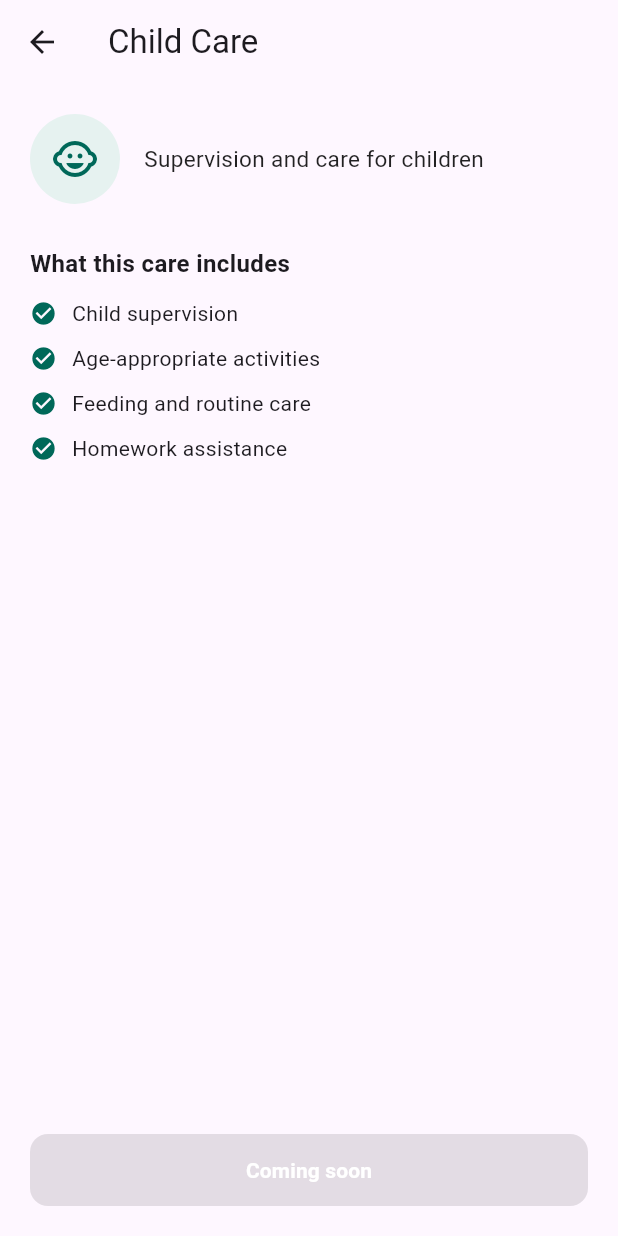
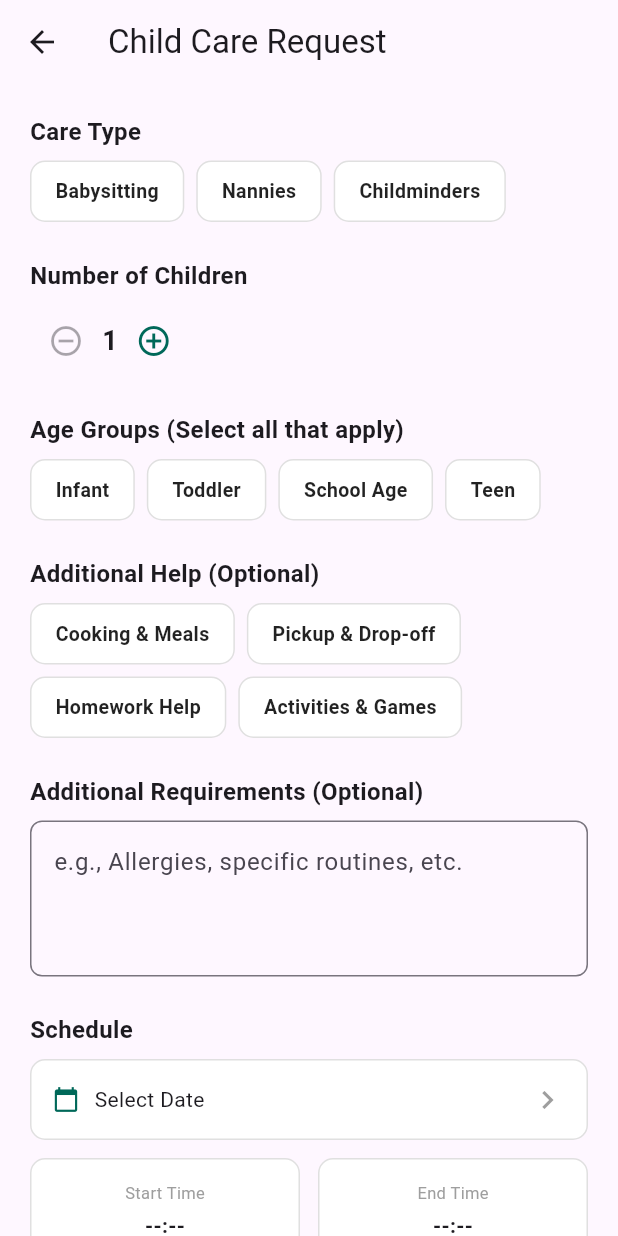
Before and after one commit to qschm20/care-providing-platform, a Flutter app: the CustomerHomeScreen screen opened directly, after a tap on "Child Care", on a phone screen of 412 x 824 dp. Run offline on Flutter 3.47's test engine with Material 3 defaults, Android fonts, the light colour scheme and no system bars; our stand-ins replace flutter_map, flutter_riverpod, geolocator, latlong2; network calls fail.

Commit message:
feat: Complete Increment 4 - Customer Care Requests
- Add 4 category-specific request forms (Senior, Child, Pet, Special Needs)
- Implement reusable components (ScheduleWidget, SelectionChip, NumberStepper)
- Add Review Request screen with validation
- Integrate My Requests screen with real backend data
- Update navigation to route directly to forms
- Add ProviderProfile database model (Increment 3 prep)
- E2E tested with PostgreSQL backend

```diff
--- a/care/lib/features/customer/views/care_category_details_screen.dart
+++ /dev/null
@@ -1,91 +0,0 @@
-import 'package:flutter/material.dart';
-import '../models/care_category.dart';
-import 'senior_care_form_screen.dart';
-
-class CareCategoryDetailsScreen extends StatelessWidget {
-  final CareCategory category;
-
-  const CareCategoryDetailsScreen({super.key, required this.category});
-
-  @override
-  Widget build(BuildContext context) {
-    const primaryColor = Color(0xFF006859);
-    final bool isSeniorCare = category.name == 'Senior Care';
-
-    return Scaffold(
-      appBar: AppBar(title: Text(category.name)),
-      body: Padding(
-        padding: const EdgeInsets.all(20),
-        child: Column(
-          crossAxisAlignment: CrossAxisAlignment.start,
-          children: [
-            Row(
-              children: [
-                Container(
-                  padding: const EdgeInsets.all(14),
-                  decoration: const BoxDecoration(
-                    color: Color(0xFFE6F2F0),
-                    shape: BoxShape.circle,
-                  ),
-                  child: Icon(category.icon, color: primaryColor, size: 32),
-                ),
-                const SizedBox(width: 16),
-                Expanded(
-                  child: Text(
-                    category.description,
-                    style: const TextStyle(fontSize: 15, color: Colors.black87),
-                  ),
-                ),
-              ],
-            ),
-            const SizedBox(height: 28),
-            const Text(
-              'What this care includes',
-              style: TextStyle(fontSize: 16, fontWeight: FontWeight.bold),
-            ),
-            const SizedBox(height: 12),
-            ...category.details.map(
-              (item) => Padding(
-                padding: const EdgeInsets.only(bottom: 10),
-                child: Row(
-                  children: [
-                    const Icon(Icons.check_circle, color: primaryColor, size: 18),
-                    const SizedBox(width: 10),
-                    Text(item, style: const TextStyle(fontSize: 14)),
-                  ],
-                ),
-              ),
-            ),
-            const Spacer(),
-            SizedBox(
-              width: double.infinity,
-              child: ElevatedButton(
-                onPressed: isSeniorCare
-                    ? () {
-                        Navigator.push(
-                          context,
-                          MaterialPageRoute(
-                            builder: (context) => const SeniorCareFormScreen(),
-                          ),
-                        );
-                      }
-                    : null,
-                style: ElevatedButton.styleFrom(
-                  backgroundColor: primaryColor,
-                  padding: const EdgeInsets.symmetric(vertical: 14),
-                  shape: RoundedRectangleBorder(
-                    borderRadius: BorderRadius.circular(12),
-                  ),
-                ),
-                child: Text(
-                  isSeniorCare ? 'Post a Care Request' : 'Coming soon',
-                  style: const TextStyle(color: Colors.white, fontWeight: FontWeight.bold),
-                ),
-              ),
-            ),
-          ],
-        ),
-      ),
-    );
-  }
-}
--- /dev/null
+++ b/care/lib/features/customer/views/child_care_form_screen.dart
@@ -0,0 +1,203 @@
+import 'package:flutter/material.dart';
+import '../widgets/selection_chip.dart';
+import '../widgets/number_stepper.dart';
+import '../widgets/schedule_widget.dart';
+import 'review_request_screen.dart';
+
+class ChildCareFormScreen extends StatefulWidget {
+  const ChildCareFormScreen({super.key});
+
+  @override
+  State<ChildCareFormScreen> createState() => _ChildCareFormScreenState();
+}
+
+class _ChildCareFormScreenState extends State<ChildCareFormScreen> {
+  // State variables
+  String? _careType;
+  int _numberOfChildren = 1;
+  final Set<String> _ageGroups = {};
+  final Set<String> _additionalHelp = {};
+  final TextEditingController _additionalReqController = TextEditingController();
+
+  // Initialize with empty ScheduleData
+  ScheduleData _scheduleData = const ScheduleData();
+
+  final List<String> _careTypes = ['Babysitting', 'Nannies', 'Childminders'];
+  final List<String> _ageGroupOptions = ['Infant', 'Toddler', 'School Age', 'Teen'];
+  final List<String> _additionalHelpOptions = [
+    'Cooking & Meals',
+    'Pickup & Drop-off',
+    'Homework Help',
+    'Activities & Games',
+  ];
+
+  bool get _isFormValid {
+    return _careType != null &&
+        _scheduleData.date != null &&
+        _scheduleData.startTime != null &&
+        _scheduleData.endTime != null &&
+        _ageGroups.isNotEmpty;
+  }
+
+  void _toggleSetItem(Set<String> set, String item) {
+    setState(() {
+      if (set.contains(item)) {
+        set.remove(item);
+      } else {
+        set.add(item);
+      }
+    });
+  }
+
+  void _proceedToReview() {
+    if (!_isFormValid) return;
+
+    // Build the requirements map for the backend (JSONB)
+    final requirements = {
+      'care_type': _careType,
+      'number_of_children': _numberOfChildren,
+      'age_groups': _ageGroups.toList(),
+      'additional_help': _additionalHelp.toList(),
+      if (_additionalReqController.text.trim().isNotEmpty)
+        'additional_requirements': _additionalReqController.text.trim(),
+    };
+
+    Navigator.push(
+      context,
+      MaterialPageRoute(
+        builder: (context) => ReviewRequestScreen(
+          category: 'child_care',
+          categoryDisplayName: 'Child Care',
+          requirements: requirements,
+          schedule: _scheduleData,
+        ),
+      ),
+    );
+  }
+
+  @override
+  void dispose() {
+    _additionalReqController.dispose();
+    super.dispose();
+  }
+
+  @override
+  Widget build(BuildContext context) {
+    const primaryColor = Color(0xFF006859);
+
+    return Scaffold(
+      appBar: AppBar(title: const Text('Child Care Request')),
+      body: SafeArea(
+        child: SingleChildScrollView(
+          padding: const EdgeInsets.all(20),
+          child: Column(
+            crossAxisAlignment: CrossAxisAlignment.start,
+            children: [
+              // 1. Care Type
+              const Text('Care Type', style: TextStyle(fontSize: 16, fontWeight: FontWeight.bold)),
+              const SizedBox(height: 8),
+              Wrap(
+                spacing: 8,
+                runSpacing: 8,
+                children: _careTypes.map((type) {
+                  return SelectionChip(
+                    label: type,
+                    isSelected: _careType == type,
+                    onTap: () => setState(() => _careType = type),
+                  );
+                }).toList(),
+              ),
+              const SizedBox(height: 24),
+
+              // 2. Number of Children
+              const Text('Number of Children', style: TextStyle(fontSize: 16, fontWeight: FontWeight.bold)),
+              const SizedBox(height: 8),
+              NumberStepper(
+                value: _numberOfChildren,
+                minValue: 1,
+                onChanged: (val) => setState(() => _numberOfChildren = val),
+              ),
+              const SizedBox(height: 24),
+
+              // 3. Age Groups (Multi-select)
+              const Text('Age Groups (Select all that apply)', style: TextStyle(fontSize: 16, fontWeight: FontWeight.bold)),
+              const SizedBox(height: 8),
+              Wrap(
+                spacing: 8,
+                runSpacing: 8,
+                children: _ageGroupOptions.map((age) {
+                  return SelectionChip(
+                    label: age,
+                    isSelected: _ageGroups.contains(age),
+                    onTap: () => _toggleSetItem(_ageGroups, age),
+                  );
+                }).toList(),
+              ),
+              const SizedBox(height: 24),
+
+              // 4. Additional Help (Multi-select)
+              const Text('Additional Help (Optional)', style: TextStyle(fontSize: 16, fontWeight: FontWeight.bold)),
+              const SizedBox(height: 8),
+              Wrap(
+                spacing: 8,
+                runSpacing: 8,
+                children: _additionalHelpOptions.map((help) {
+                  return SelectionChip(
+                    label: help,
+                    isSelected: _additionalHelp.contains(help),
+                    onTap: () => _toggleSetItem(_additionalHelp, help),
+                  );
+                }).toList(),
+              ),
+              const SizedBox(height: 24),
+
+              // 5. Additional Requirements
+              const Text('Additional Requirements (Optional)', style: TextStyle(fontSize: 16, fontWeight: FontWeight.bold)),
+              const SizedBox(height: 8),
+              TextField(
+                controller: _additionalReqController,
+                maxLines: 3,
+                decoration: InputDecoration(
+                  hintText: 'e.g., Allergies, specific routines, etc.',
+                  border: OutlineInputBorder(borderRadius: BorderRadius.circular(8)),
+                  focusedBorder: OutlineInputBorder(
+                    borderRadius: BorderRadius.circular(8),
+                    borderSide: const BorderSide(color: primaryColor, width: 2),
+                  ),
+                ),
+              ),
+              const SizedBox(height: 24),
+
+              // 6. Schedule (FIXED PARAMETERS)
+              const Text('Schedule', style: TextStyle(fontSize: 16, fontWeight: FontWeight.bold)),
+              const SizedBox(height: 8),
+              ScheduleWidget(
+                schedule: _scheduleData,
+                onChanged: (data) => setState(() => _scheduleData = data),
+              ),
+              const SizedBox(height: 32),
+
+              // 7. Submit Button
+              SizedBox(
+                width: double.infinity,
+                child: ElevatedButton(
+                  onPressed: _isFormValid ? _proceedToReview : null,
+                  style: ElevatedButton.styleFrom(
+                    backgroundColor: primaryColor,
+                    padding: const EdgeInsets.symmetric(vertical: 16),
+                    shape: RoundedRectangleBorder(borderRadius: BorderRadius.circular(8)),
+                  ),
+                  child: const Text(
+                    'Review Request',
+                    style: TextStyle(color: Colors.white, fontSize: 16, fontWeight: FontWeight.bold),
+                  ),
+                ),
+              ),
+              const SizedBox(height: 20),
+            ],
+          ),
+        ),
+      ),
+    );
+  }
+}
--- a/care/lib/features/customer/views/customer_home_shell.dart
+++ b/care/lib/features/customer/views/customer_home_shell.dart
@@ -2,7 +2,16 @@ import 'package:flutter/material.dart';
 import 'package:flutter_riverpod/flutter_riverpod.dart';
 import '../providers/category_provider.dart';
 import '../models/care_category.dart';
-import 'care_category_details_screen.dart';
+// Remove this import:
+// import 'care_category_details_screen.dart';
+
+// Add these imports:
+import 'senior_care_form_screen.dart';
+import 'child_care_form_screen.dart';
+// TODO: Will add these in next step
+// import 'pet_care_form_screen.dart';
+// import 'special_needs_form_screen.dart';
+
 import '../../auth/providers/auth_provider.dart';
 import 'my_care_requests_screen.dart';
 
@@ -260,12 +269,28 @@ class _CategoryCard extends StatelessWidget {
     return InkWell(
       borderRadius: BorderRadius.circular(16),
       onTap: () {
-        Navigator.push(
-          context,
-          MaterialPageRoute(
-            builder: (context) => CareCategoryDetailsScreen(category: category),
-          ),
-        );
+        // Navigate directly to the appropriate form based on category
+        if (category.name == 'Senior Care') {
+          Navigator.push(
+            context,
+            MaterialPageRoute(builder: (context) => const SeniorCareFormScreen()),
+          );
+        } else if (category.name == 'Child Care') {
+          Navigator.push(
+            context,
+            MaterialPageRoute(builder: (context) => const ChildCareFormScreen()),
+          );
+        } else if (category.name == 'Pet Care') {
+          // TODO: Will implement Pet Care form
+          ScaffoldMessenger.of(context).showSnackBar(
+            const SnackBar(content: Text('Pet Care form coming soon')),
+          );
+        } else if (category.name == 'Special Needs Care') {
+          // TODO: Will implement Special Needs Care form
+          ScaffoldMessenger.of(context).showSnackBar(
+            const SnackBar(content: Text('Special Needs Care form coming soon')),
+          );
+        }
       },
       child: Container(
         decoration: BoxDecoration(
```
Also changed, not shown: care/lib/features/customer/views/pet_care_form_screen.dart (added, +187 -0 lines), care/lib/features/customer/views/special_needs_form_screen.dart (added, +174 -0 lines), 2 other files.
